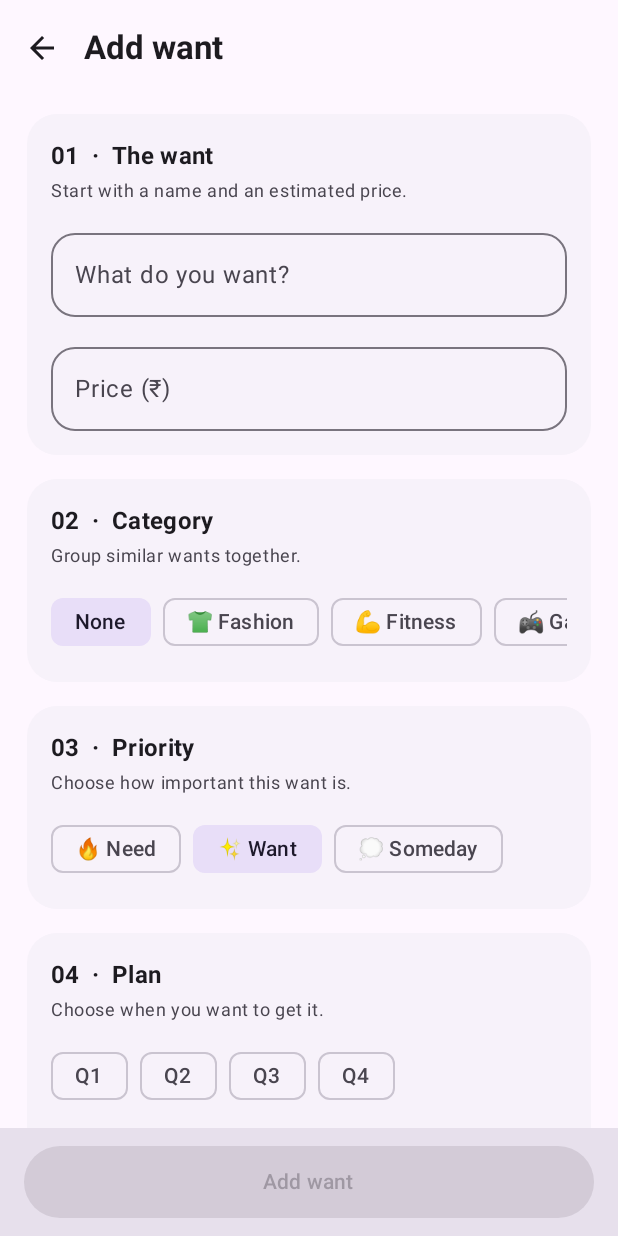
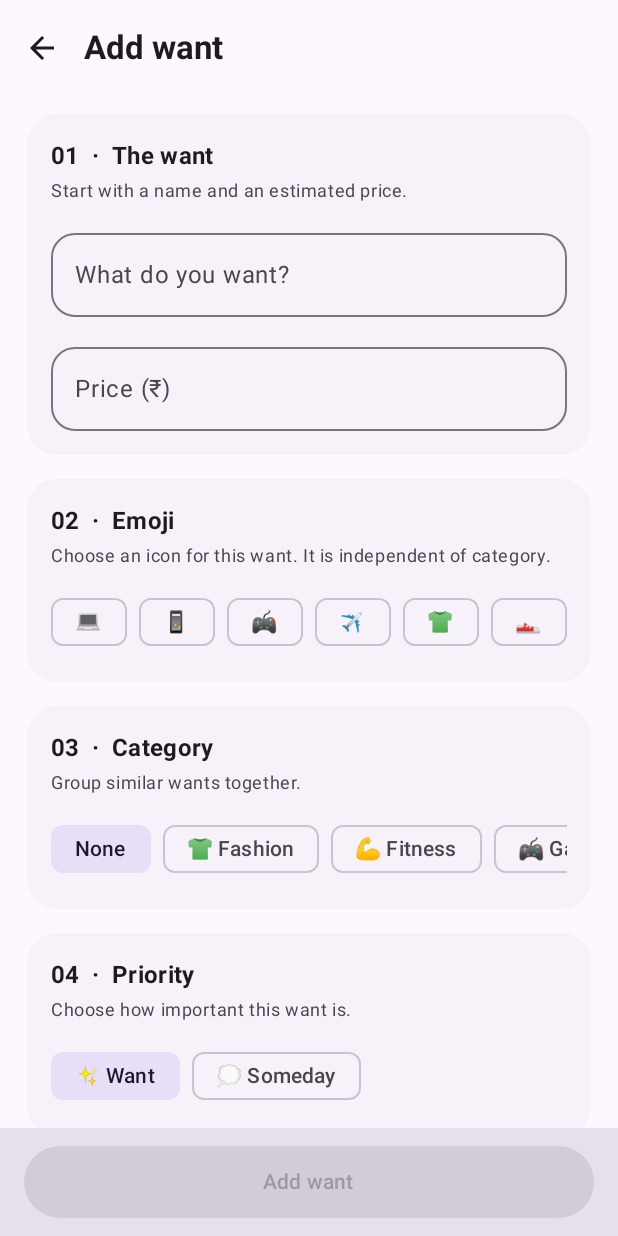
Before and after one commit to princetete/wantstrackers, an Android app built with Jetpack Compose: the composable FormContent called with empty values, on a phone screen of 412 x 824 dp. Run offline under Robolectric (Android 15) with nearby library versions, the phone set to English and light mode, and no system bars; our stand-ins replace Room's generated code.

Commit message:
Add per-want emoji selector and default Q1 planning

```diff
--- a/app/src/main/java/com/wantstracker/app/ui/screens/WantFormScreen.kt
+++ b/app/src/main/java/com/wantstracker/app/ui/screens/WantFormScreen.kt
@@ -48,6 +48,7 @@ import androidx.compose.ui.unit.dp
 import androidx.lifecycle.compose.collectAsStateWithLifecycle
 import androidx.navigation.NavController
 import com.wantstracker.app.data.CategoryEntity
+import com.wantstracker.app.data.Defaults
 import com.wantstracker.app.data.WantEntity
 import com.wantstracker.app.domain.Priority
 import com.wantstracker.app.domain.QuarterKey
@@ -82,9 +83,10 @@ private fun FormContent(vm: MainViewModel, nav: NavController, initial: WantEnti
     var link by rememberSaveable { mutableStateOf(initial?.link ?: "") }
     var notes by rememberSaveable { mutableStateOf(initial?.notes ?: "") }
     var categoryId by rememberSaveable { mutableStateOf<Long?>(initial?.categoryId) }
-    var priority by rememberSaveable { mutableStateOf(initial?.priority ?: Priority.WANT) }
-    var plannedYear by rememberSaveable { mutableStateOf<Int?>(initial?.plannedYear) }
-    var plannedQuarter by rememberSaveable { mutableStateOf<Int?>(initial?.plannedQuarter) }
+    var wantEmoji by rememberSaveable { mutableStateOf(initial?.emoji ?: "🛍️") }
+    var priority by rememberSaveable { mutableStateOf(initial?.priority?.takeUnless { it == Priority.NEED } ?: Priority.WANT) }
+    var plannedYear by rememberSaveable { mutableStateOf<Int?>(initial?.plannedYear ?: if (initial == null) QuarterKey.now().year else null) }
+    var plannedQuarter by rememberSaveable { mutableStateOf<Int?>(initial?.plannedQuarter ?: if (initial == null) 1 else null) }
     var status by rememberSaveable { mutableStateOf(initial?.status ?: Status.NOT_STARTED) }
     var paidText by rememberSaveable {
         mutableStateOf(initial?.pricePaid?.let { plainNumber(it) } ?: "")
@@ -107,6 +109,7 @@ private fun FormContent(vm: MainViewModel, nav: NavController, initial: WantEnti
                     price = price,
                     link = link.trim(),
                     notes = notes.trim(),
+                    emoji = wantEmoji,
                     priority = priority,
                     categoryId = categoryId,
                     plannedYear = plannedYear,
@@ -196,7 +199,15 @@ private fun FormContent(vm: MainViewModel, nav: NavController, initial: WantEnti
                 )
             }
 
-            FormSection("02  ·  Category", "Group similar wants together.") {
+            FormSection("02  ·  Emoji", "Choose an icon for this want. It is independent of category.") {
+                Row(Modifier.horizontalScroll(rememberScrollState()), horizontalArrangement = Arrangement.spacedBy(8.dp)) {
+                    Defaults.emojiChoices.forEach { emoji ->
+                        FilterChip(selected = wantEmoji == emoji, onClick = { wantEmoji = emoji }, label = { Text(emoji) })
+                    }
+                }
+            }
+
+            FormSection("03  ·  Category", "Group similar wants together.") {
                 Row(Modifier.horizontalScroll(rememberScrollState()), horizontalArrangement = Arrangement.spacedBy(8.dp)) {
                     FilterChip(selected = categoryId == null, onClick = { categoryId = null }, label = { Text("None") })
                     categories.forEach { c ->
@@ -210,9 +221,9 @@ private fun FormContent(vm: MainViewModel, nav: NavController, initial: WantEnti
                 }
             }
 
-            FormSection("03  ·  Priority", "Choose how important this want is.") {
+            FormSection("04  ·  Priority", "Choose how important this want is.") {
                 Row(horizontalArrangement = Arrangement.spacedBy(8.dp)) {
-                    Priority.entries.forEach { p ->
+                    Priority.entries.filter { it != Priority.NEED }.forEach { p ->
                         FilterChip(
                             selected = priority == p,
                             onClick = { priority = p },
@@ -222,7 +233,7 @@ private fun FormContent(vm: MainViewModel, nav: NavController, initial: WantEnti
                 }
             }
 
-            FormSection("04  ·  Plan", "Choose when you want to get it.") {
+            FormSection("05  ·  Plan", "Choose when you want to get it.") {
                 QuarterPicker(plannedYear, plannedQuarter) { y, q ->
                     plannedYear = y
                     plannedQuarter = q
@@ -230,7 +241,7 @@ private fun FormContent(vm: MainViewModel, nav: NavController, initial: WantEnti
             }
 
             if (isNew) {
-                FormSection("05  ·  Progress", "Set the current status of this want.") {
+                FormSection("06  ·  Progress", "Set the current status of this want.") {
                     Row(Modifier.horizontalScroll(rememberScrollState()), horizontalArrangement = Arrangement.spacedBy(8.dp)) {
                         Status.entries.forEach { statusOption ->
                             FilterChip(
```
